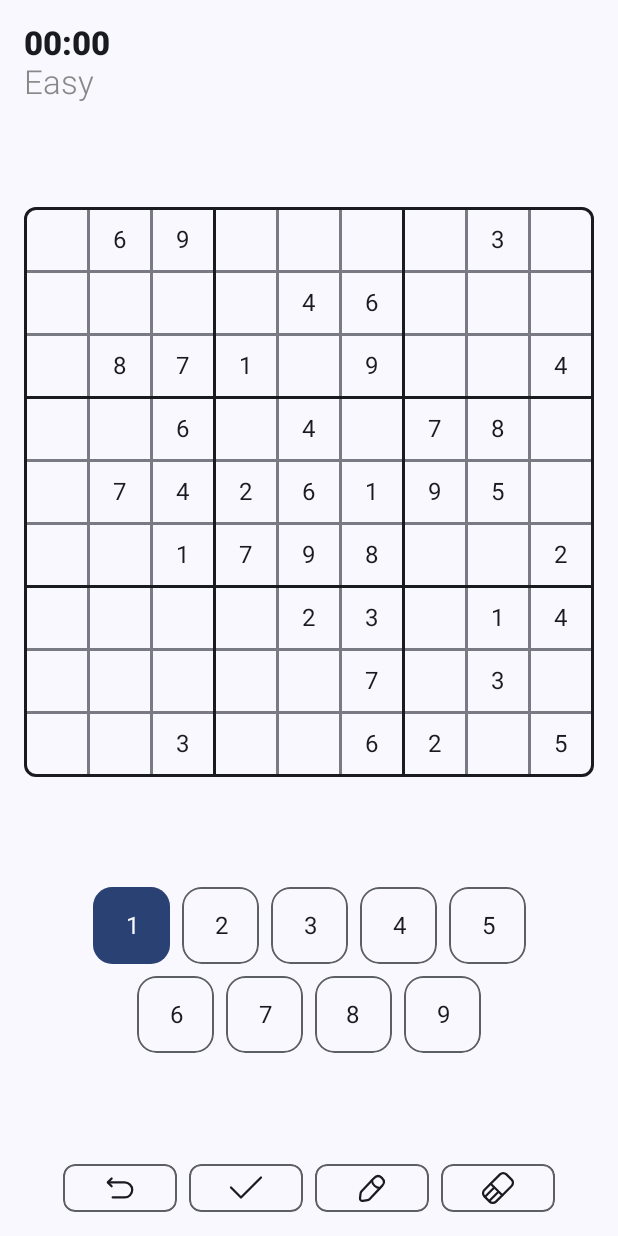
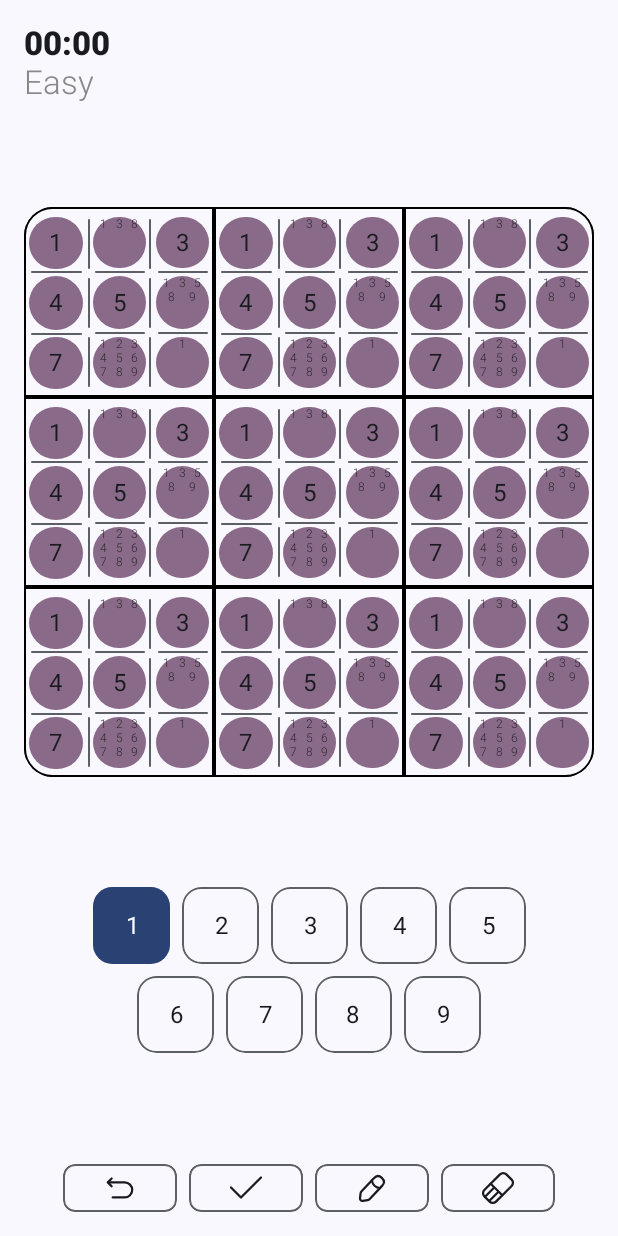
Before and after one commit to kafri8889/Saku-Compose-Sudoku, an Android app built with Jetpack Compose: the home screen opened through its navigation route, on a phone screen of 412 x 824 dp. Run offline under Robolectric (Android 15) with nearby library versions, the phone set to English and light mode, and no system bars; our stand-ins replace Dagger/Hilt's generated code, accompanist; 1 statement that could not run was skipped.

Commit message:
Recreate sudoku board

```diff
--- a/app/src/main/java/com/anafthdev/saku/ui/game/GameScreen.kt
+++ b/app/src/main/java/com/anafthdev/saku/ui/game/GameScreen.kt
@@ -18,9 +18,9 @@ import androidx.compose.ui.Modifier
 import androidx.compose.ui.graphics.Color
 import androidx.compose.ui.text.font.FontWeight
 import androidx.compose.ui.unit.dp
-import androidx.lifecycle.compose.collectAsStateWithLifecycle
 import androidx.navigation.NavController
 import com.anafthdev.saku.component.ObserveLifecycle
+import com.anafthdev.saku.data.Cells
 import com.anafthdev.saku.data.GameMode
 import com.anafthdev.saku.extension.hourMinuteFormat
 import com.anafthdev.saku.uicomponent.AnimatedTextByChar
@@ -61,14 +61,20 @@ fun GameScreen(
 
 		item {
 			SudokuBoard(
-				cells = viewModel.board.collectAsStateWithLifecycle().value,
-				onCellClicked = { cell ->
-					viewModel.updateBoard(cell)
-				},
+				cells = Cells.smallCells,
 				modifier = Modifier
 					.fillMaxWidth()
 					.aspectRatio(1f / 1f)
 			)
+//			SudokuBoard(
+//				cells = viewModel.board.collectAsStateWithLifecycle().value,
+//				onCellClicked = { cell ->
+//					viewModel.updateBoard(cell)
+//				},
+//				modifier = Modifier
+//					.fillMaxWidth()
+//					.aspectRatio(1f / 1f)
+//			)
 		}
 
 		item {
--- a/app/src/main/java/com/anafthdev/saku/uicomponent/SmallBoard.kt
+++ b/app/src/main/java/com/anafthdev/saku/uicomponent/SmallBoard.kt
@@ -1,5 +1,6 @@
 package com.anafthdev.saku.uicomponent
 
+import androidx.compose.foundation.background
 import androidx.compose.foundation.clickable
 import androidx.compose.foundation.layout.Arrangement
 import androidx.compose.foundation.layout.Box
@@ -15,6 +16,7 @@ import androidx.compose.runtime.Composable
 import androidx.compose.runtime.remember
 import androidx.compose.ui.Alignment
 import androidx.compose.ui.Modifier
+import androidx.compose.ui.graphics.Color
 import androidx.compose.ui.text.font.FontWeight
 import androidx.compose.ui.tooling.preview.Preview
 import androidx.compose.ui.unit.IntOffset
@@ -89,7 +91,10 @@ fun SmallBoard(
 								onCellClicked(cellRow)
 							}
 						)
-//						.background(Color.Red)
+						.background(
+							if (!cellRow.canEdit) MaterialTheme.colorScheme.tertiaryContainer
+							else Color.Transparent
+						)
 				) {
 					if (cellRow.n != -1) {
 						Text(
--- a/app/src/main/java/com/anafthdev/saku/uicomponent/SudokuBoard.kt
+++ b/app/src/main/java/com/anafthdev/saku/uicomponent/SudokuBoard.kt
@@ -1,151 +1,265 @@
+@file:JvmName("SudokuBoardKt")
+
 package com.anafthdev.saku.uicomponent
 
+import androidx.compose.foundation.background
 import androidx.compose.foundation.border
+import androidx.compose.foundation.clickable
+import androidx.compose.foundation.layout.Arrangement
 import androidx.compose.foundation.layout.Box
 import androidx.compose.foundation.layout.BoxWithConstraints
-import androidx.compose.foundation.layout.offset
+import androidx.compose.foundation.layout.Column
+import androidx.compose.foundation.layout.ExperimentalLayoutApi
+import androidx.compose.foundation.layout.FlowRow
+import androidx.compose.foundation.layout.Row
+import androidx.compose.foundation.layout.aspectRatio
+import androidx.compose.foundation.layout.fillMaxHeight
+import androidx.compose.foundation.layout.fillMaxSize
+import androidx.compose.foundation.layout.fillMaxWidth
+import androidx.compose.foundation.layout.height
 import androidx.compose.foundation.layout.padding
 import androidx.compose.foundation.layout.size
+import androidx.compose.foundation.layout.width
+import androidx.compose.foundation.lazy.grid.GridCells
+import androidx.compose.foundation.lazy.grid.LazyVerticalGrid
+import androidx.compose.foundation.lazy.grid.itemsIndexed
+import androidx.compose.foundation.shape.CircleShape
+import androidx.compose.foundation.shape.RoundedCornerShape
 import androidx.compose.material3.MaterialTheme
+import androidx.compose.material3.Text
 import androidx.compose.runtime.Composable
 import androidx.compose.runtime.remember
+import androidx.compose.ui.Alignment
 import androidx.compose.ui.Modifier
 import androidx.compose.ui.draw.clip
-import androidx.compose.ui.tooling.preview.Preview
-import androidx.compose.ui.unit.IntOffset
+import androidx.compose.ui.graphics.Color
+import androidx.compose.ui.graphics.Shape
+import androidx.compose.ui.text.font.FontWeight
 import androidx.compose.ui.unit.dp
-import com.anafthdev.saku.data.Cells
+import androidx.compose.ui.unit.sp
+import androidx.compose.ui.zIndex
 import com.anafthdev.saku.data.model.Cell
-import com.anafthdev.saku.extension.ceil
-import com.anafthdev.saku.extension.to2DArray
-import com.anafthdev.saku.theme.SakuTheme
 
-@Preview
 @Composable
-fun SudokuBoardPreview() {
+fun SudokuBoard(
+	cells: List<Cell>,
+	modifier: Modifier = Modifier,
+	shape: Shape = RoundedCornerShape(5)
+) {
 
-	SakuTheme {
-		SudokuBoard(
-			cells = Cells.bigCells,
+	BoxWithConstraints(
+		modifier = modifier
+			.clip(shape)
+			.border(
+				width = 1.dp,
+				color = Color.Black,
+				shape = shape
+			)
+	) {
+
+		val gridCellSize = remember(maxWidth) {
+			maxWidth / 3
+		}
+
+		val cellSize = remember(gridCellSize) {
+			gridCellSize / 3.2f
+		}
+
+		Column {
+			for (i in 0 until 3) {
+				Row {
+					LazyVerticalGrid(
+						columns = GridCells.Fixed(3),
+						userScrollEnabled = false,
+						verticalArrangement = Arrangement.Center,
 						modifier = Modifier
-				.size(512.dp)
+							.size(gridCellSize)
+							.border(
+								width = 1.dp,
+								color = Color.Black
+							)
+					) {
+						itemsIndexed(cells) { i, cell ->
+							CellBox(
+								cell = cell,
+								index = i,
+								onClick = {
+
+								},
+								modifier = Modifier
+									.size(cellSize)
+									.aspectRatio(1f / 1f)
 							)
 						}
 					}
 
-/**
- * Big cells -> Small cells -> Extra small cells (pencil mode)
- */
-@Composable
-fun SudokuBoard(
-	cells: List<Cell>,
-	modifier: Modifier = Modifier,
-	onCellClicked: (Cell) -> Unit = {}
-) {
-
-	val cells2D = remember(cells) {
-		cells.to2DArray(3)
-	}
-
-	Box(
+					LazyVerticalGrid(
+						columns = GridCells.Fixed(3),
+						userScrollEnabled = false,
+						verticalArrangement = Arrangement.Center,
 						modifier = Modifier
+							.size(gridCellSize)
 							.border(
-				width = 2.dp,
-				color = MaterialTheme.colorScheme.onBackground,
-				shape = MaterialTheme.shapes.small
+								width = 1.dp,
+								color = Color.Black
 							)
 					) {
-		BoxWithConstraints(
-			modifier = modifier
-				.padding(2.dp)
-				.clip(MaterialTheme.shapes.small)
-		) {
-			val dividerWidth = 2.dp
+						itemsIndexed(cells) { i, cell ->
+							CellBox(
+								cell = cell,
+								index = i,
+								onClick = {
 
-			val cellSize = remember(maxWidth, dividerWidth) {
-				(maxWidth / 3) - dividerWidth / 1.5f  // divided by 1.5 to fill the remaining space of the padding
-			}
-
-			for ((col, cellsCol) in cells2D.withIndex()) {
-				for ((row, cellRow) in cellsCol.withIndex()) {
-					val endPadding = remember {
-						when {
-							row != 0 -> dividerWidth
-							else -> 0.dp
+								},
+								modifier = Modifier
+									.size(cellSize)
+									.aspectRatio(1f / 1f)
+							)
 						}
 					}
 
-					val bottomPadding = remember {
-						when {
-							col != 0 -> dividerWidth
-							else -> 0.dp
-						}
-					}
+					LazyVerticalGrid(
+						columns = GridCells.Fixed(3),
+						userScrollEnabled = false,
+						verticalArrangement = Arrangement.Center,
+						modifier = Modifier
+							.size(gridCellSize)
+							.border(
+								width = 1.dp,
+								color = Color.Black
+							)
+					) {
+						itemsIndexed(cells) { i, cell ->
+							CellBox(
+								cell = cell,
+								index = i,
+								onClick = {
 
-					Box(
+								},
 								modifier = Modifier
-							.offset(
-								x = ((cellSize * row) + (endPadding * row)).ceil(),
-								y = ((cellSize * col) + (bottomPadding * col)).ceil()
-							)
 									.size(cellSize)
-					) {
-						SmallBoard(
-							cells = cellRow.subCells,
-							onCellClicked = onCellClicked
+									.aspectRatio(1f / 1f)
 							)
 						}
 					}
 				}
-
-			// Divider
-			for (i in 0 until 2) {
-				val padding = remember {
-					when {
-						i != 0 -> dividerWidth
-						else -> 0.dp
+			}
+		}
 	}
 }
 
-				SudokuBoardDivider(
-					color = MaterialTheme.colorScheme.onBackground,
-					maxHeight = maxHeight,
-					thickness = dividerWidth,
-					offsetHorz = {
-						IntOffset(
-							x = 0.dp
-								.toPx()
-								.toInt(),
-							y = (cellSize * (i + 1) + padding)
-								.toPx()
-								.ceil()
-								.toInt()
+@OptIn(ExperimentalLayoutApi::class)
+@Composable
+private fun CellBox(
+	cell: Cell,
+	index: Int,
+	modifier: Modifier = Modifier,
+	onClick: () -> Unit
+) {
+
+	Box(modifier = modifier) {
+		if (index == 1 || index == 4 || index == 7) {
+			Box(
+				modifier = Modifier
+					.width(1.dp)
+					.fillMaxHeight(0.8f)
+					.background(
+						color = MaterialTheme.colorScheme.outline,
+						shape = CircleShape
 					)
-					},
-					offsetVert = {
-						IntOffset(
-							x = (cellSize * (i + 1) + padding)
-								.toPx()
-								.ceil()
-								.toInt(),
-							y = 0.dp
-								.toPx()
-								.toInt()
+					.align(Alignment.CenterStart)
+					.zIndex(2f)
 			)
 		}
+
+		if (index == 3 || index == 4 || index == 5) {
+			Box(
+				modifier = Modifier
+					.height(1.dp)
+					.fillMaxWidth(0.8f)
+					.background(
+						color = MaterialTheme.colorScheme.outline,
+						shape = CircleShape
+					)
+					.align(Alignment.TopCenter)
+					.zIndex(2f)
+			)
+		}
+
+		Box(
+			contentAlignment = Alignment.Center,
+			modifier = Modifier
+				.padding(
+					bottom = if (index in 0..2) 1.dp else 0.dp,
+					top = if (index in 6..8) 1.dp else 0.dp
+				)
+				.fillMaxSize()
+				.clickable(
+					enabled = cell.canEdit,
+					onClick = onClick
+				)
+				.padding(3.dp)
+				.background(
+					color = if (!cell.canEdit) MaterialTheme.colorScheme.tertiaryContainer
+					else Color.Transparent,
+					shape = CircleShape
+				)
+		) {
+			if (cell.n != -1) {
+				Text(
+					text = if (cell.n != 0) cell.n.toString() else ""
+				)
+			} else {
+				val sortedSubCells = remember(cell.subCells) {
+					cell.subCells.sortedBy { it.n }
+				}
+
+				FlowRow(
+					maxItemsInEachRow = 3,
+					verticalAlignment = Alignment.CenterVertically,
+					horizontalArrangement = Arrangement.SpaceEvenly,
+					modifier = Modifier
+						.fillMaxSize()
+				) {
+					sortedSubCells.forEach { cell ->
+						Text(
+							text = cell.n.toString(),
+							style = MaterialTheme.typography.labelSmall.copy(
+								fontWeight = FontWeight.Light,
+								fontSize = 8.sp
+							)
 						)
 					}
 				}
 			}
 		}
 
-//class SudokuBoardState() {
-//
-//}
-//
-//@Composable
-//fun rememberSudokuBoardState(): SudokuBoardState {
-//	return remember {
-//		SudokuBoardState()
-//	}
-//}
+		if (index == 3 || index == 4 || index == 5) {
+			Box(
+				modifier = Modifier
+					.height(1.dp)
+					.fillMaxWidth(0.8f)
+					.background(
+						color = MaterialTheme.colorScheme.outline,
+						shape = CircleShape
+					)
+					.align(Alignment.BottomCenter)
+					.zIndex(2f)
+			)
+		}
+
+		if (index == 1 || index == 4 || index == 7) {
+			Box(
+				modifier = Modifier
+					.width(1.dp)
+					.fillMaxHeight(0.8f)
+					.background(
+						color = MaterialTheme.colorScheme.outline,
+						shape = CircleShape
+					)
+					.align(Alignment.CenterEnd)
+					.zIndex(2f)
+			)
+		}
+	}
+}
```
Lines whose indentation alone changed are shown as unchanged.
